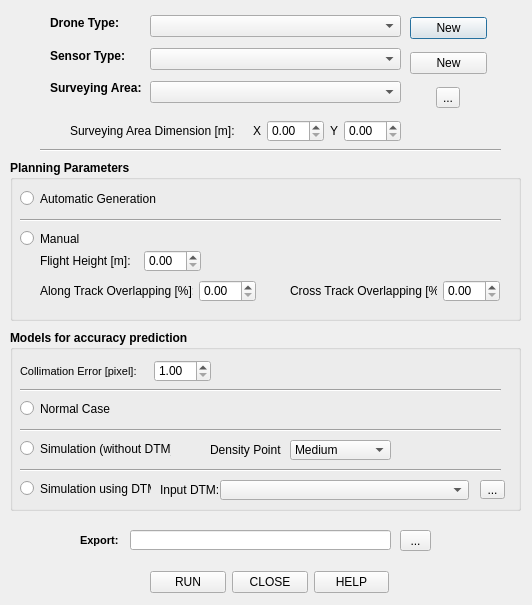
The window that PluginFiles/DSP_dialog_base.ui (Marta1Rossi/DSP) describes before a commit, drawn with Qt 5.
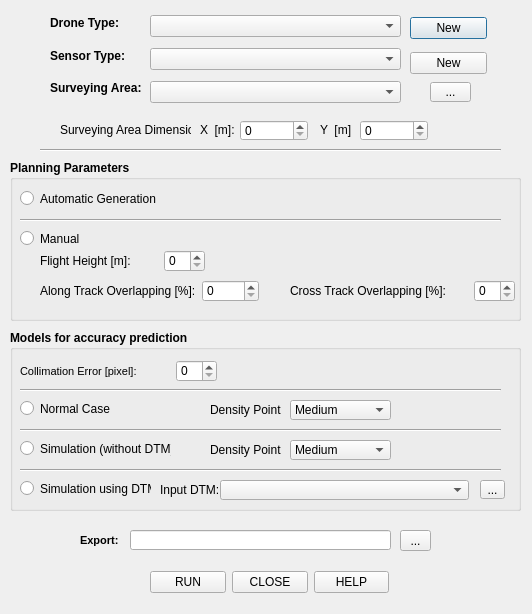
The same window after the commit. Custom widgets are drawn as their Qt base class.

```diff
--- a/PluginFiles/DSP_dialog_base.ui
+++ b/PluginFiles/DSP_dialog_base.ui
@@ -7,7 +7,7 @@
     <x>0</x>
     <y>0</y>
     <width>532</width>
-    <height>605</height>
+    <height>614</height>
    </rect>
   </property>
   <property name="windowTitle">
@@ -100,7 +100,7 @@
      <rect>
       <x>280</x>
       <y>120</y>
-      <width>210</width>
+      <width>225</width>
       <height>22</height>
      </rect>
     </property>
@@ -132,7 +132,7 @@
       </spacer>
      </item>
      <item>
-      <widget class="QDoubleSpinBox" name="Rt">
+      <widget class="QgsSpinBox" name="Rt">
        <property name="font">
         <font>
          <weight>50</weight>
@@ -148,7 +148,7 @@
      <rect>
       <x>30</x>
       <y>90</y>
-      <width>161</width>
+      <width>165</width>
       <height>22</height>
      </rect>
     </property>
@@ -180,7 +180,7 @@
       </spacer>
      </item>
      <item>
-      <widget class="QDoubleSpinBox" name="h">
+      <widget class="QgsSpinBox" name="h">
        <property name="font">
         <font>
          <weight>50</weight>
@@ -196,7 +196,7 @@
      <rect>
       <x>30</x>
       <y>120</y>
-      <width>216</width>
+      <width>219</width>
       <height>22</height>
      </rect>
     </property>
@@ -215,7 +215,7 @@
       </widget>
      </item>
      <item>
-      <widget class="QDoubleSpinBox" name="Rl">
+      <widget class="QgsSpinBox" name="Rl">
        <property name="font">
         <font>
          <weight>50</weight>
@@ -476,7 +476,7 @@
      <rect>
       <x>10</x>
       <y>30</y>
-      <width>191</width>
+      <width>197</width>
       <height>22</height>
      </rect>
     </property>
@@ -509,20 +509,70 @@
       </spacer>
      </item>
      <item>
-      <widget class="QDoubleSpinBox" name="scoll">
+      <widget class="QgsSpinBox" name="scoll">
        <property name="font">
         <font>
          <weight>50</weight>
          <bold>false</bold>
         </font>
        </property>
-       <property name="minimum">
-        <double>1.000000000000000</double>
-       </property>
       </widget>
      </item>
     </layout>
    </widget>
+   <widget class="QLabel" name="label_14">
+    <property name="geometry">
+     <rect>
+      <x>200</x>
+      <y>70</y>
+      <width>71</width>
+      <height>20</height>
+     </rect>
+    </property>
+    <property name="font">
+     <font>
+      <weight>50</weight>
+      <bold>false</bold>
+     </font>
+    </property>
+    <property name="text">
+     <string>Density Point:</string>
+    </property>
+   </widget>
+   <widget class="QComboBox" name="cb_density_n">
+    <property name="enabled">
+     <bool>true</bool>
+    </property>
+    <property name="geometry">
+     <rect>
+      <x>280</x>
+      <y>70</y>
+      <width>101</width>
+      <height>20</height>
+     </rect>
+    </property>
+    <property name="font">
+     <font>
+      <weight>50</weight>
+      <bold>false</bold>
+     </font>
+    </property>
+    <item>
+     <property name="text">
+      <string>Medium</string>
+     </property>
+    </item>
+    <item>
+     <property name="text">
+      <string>Low</string>
+     </property>
+    </item>
+    <item>
+     <property name="text">
+      <string>High</string>
+     </property>
+    </item>
+   </widget>
   </widget>
   <widget class="QLabel" name="label_10">
    <property name="geometry">
@@ -645,7 +695,7 @@
      <x>410</x>
      <y>10</y>
      <width>77</width>
-     <height>105</height>
+     <height>71</height>
     </rect>
    </property>
    <layout class="QVBoxLayout" name="verticalLayout_3">
@@ -679,13 +729,6 @@
       </property>
      </widget>
     </item>
-    <item alignment="Qt::AlignHCenter">
-     <widget class="QToolButton" name="tb_invector">
-      <property name="text">
-       <string>...</string>
-      </property>
-     </widget>
-    </item>
    </layout>
   </widget>
   <widget class="QWidget" name="layoutWidget">
@@ -742,77 +785,96 @@
     </item>
    </layout>
   </widget>
-  <widget class="QWidget" name="layoutWidget">
+  <widget class="QLabel" name="label_7">
    <property name="geometry">
     <rect>
-     <x>70</x>
+     <x>200</x>
      <y>120</y>
-     <width>331</width>
-     <height>22</height>
+     <width>51</width>
+     <height>20</height>
     </rect>
    </property>
-   <layout class="QHBoxLayout" name="horizontalLayout_6">
-    <item>
-     <widget class="QLabel" name="label_13">
-      <property name="font">
-       <font>
-        <weight>50</weight>
-        <bold>false</bold>
-       </font>
-      </property>
-      <property name="text">
-       <string>Surveying Area Dimension [m]:</string>
-      </property>
-     </widget>
-    </item>
-    <item>
-     <spacer name="horizontalSpacer_2">
-      <property name="orientation">
-       <enum>Qt::Horizontal</enum>
-      </property>
-      <property name="sizeHint" stdset="0">
-       <size>
-        <width>40</width>
-        <height>20</height>
-       </size>
-      </property>
-     </spacer>
-    </item>
-    <item>
-     <widget class="QLabel" name="label_7">
-      <property name="font">
-       <font>
-        <weight>50</weight>
-        <bold>false</bold>
-       </font>
-      </property>
-      <property name="text">
-       <string>X</string>
-      </property>
-     </widget>
-    </item>
-    <item>
-     <widget class="QDoubleSpinBox" name="Xdim"/>
-    </item>
-    <item>
-     <widget class="QLabel" name="label_12">
-      <property name="font">
-       <font>
-        <weight>50</weight>
-        <bold>false</bold>
-       </font>
-      </property>
-      <property name="text">
-       <string>Y</string>
-      </property>
-     </widget>
-    </item>
-    <item>
-     <widget class="QDoubleSpinBox" name="Ydim"/>
-    </item>
-   </layout>
+   <property name="font">
+    <font>
+     <weight>50</weight>
+     <bold>false</bold>
+    </font>
+   </property>
+   <property name="text">
+    <string>X  [m]:</string>
+   </property>
   </widget>
-  <zorder>layoutWidget</zorder>
+  <widget class="QLabel" name="label_12">
+   <property name="geometry">
+    <rect>
+     <x>320</x>
+     <y>120</y>
+     <width>31</width>
+     <height>20</height>
+    </rect>
+   </property>
+   <property name="font">
+    <font>
+     <weight>50</weight>
+     <bold>false</bold>
+    </font>
+   </property>
+   <property name="text">
+    <string>Y  [m]:</string>
+   </property>
+  </widget>
+  <widget class="QLabel" name="label_13">
+   <property name="geometry">
+    <rect>
+     <x>60</x>
+     <y>120</y>
+     <width>131</width>
+     <height>20</height>
+    </rect>
+   </property>
+   <property name="font">
+    <font>
+     <weight>50</weight>
+     <bold>false</bold>
+    </font>
+   </property>
+   <property name="text">
+    <string>Surveying Area Dimension:</string>
+   </property>
+  </widget>
+  <widget class="QToolButton" name="tb_invector">
+   <property name="geometry">
+    <rect>
+     <x>430</x>
+     <y>82</y>
+     <width>41</width>
+     <height>20</height>
+    </rect>
+   </property>
+   <property name="text">
+    <string>...</string>
+   </property>
+  </widget>
+  <widget class="QgsSpinBox" name="Xdim">
+   <property name="geometry">
+    <rect>
+     <x>240</x>
+     <y>120</y>
+     <width>68</width>
+     <height>21</height>
+    </rect>
+   </property>
+  </widget>
+  <widget class="QgsSpinBox" name="Ydim">
+   <property name="geometry">
+    <rect>
+     <x>360</x>
+     <y>120</y>
+     <width>68</width>
+     <height>21</height>
+    </rect>
+   </property>
+  </widget>
   <zorder>layoutWidget</zorder>
   <zorder>layoutWidget</zorder>
   <zorder>layoutWidget</zorder>
@@ -824,6 +886,13 @@
   <zorder>lineEdit</zorder>
   <zorder>toolButton_3</zorder>
  </widget>
+ <customwidgets>
+  <customwidget>
+   <class>QgsSpinBox</class>
+   <extends>QSpinBox</extends>
+   <header>qgsspinbox.h</header>
+  </customwidget>
+ </customwidgets>
  <resources/>
  <connections/>
 </ui>
```
Left out of the diff: 16 changed lines with no effect on the pictures.
